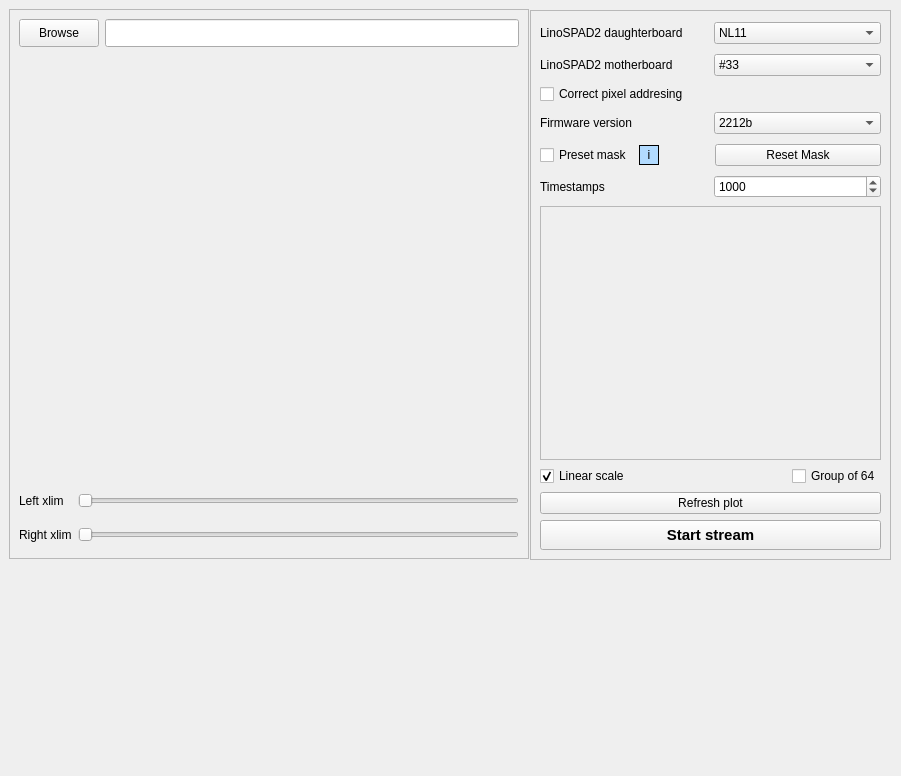
The window that src/LinoSPAD2app/gui/ui/LiveTimestamps_tab_c.ui (rngKomorebi/daplis-rtp) describes before a commit, drawn with Qt 5.
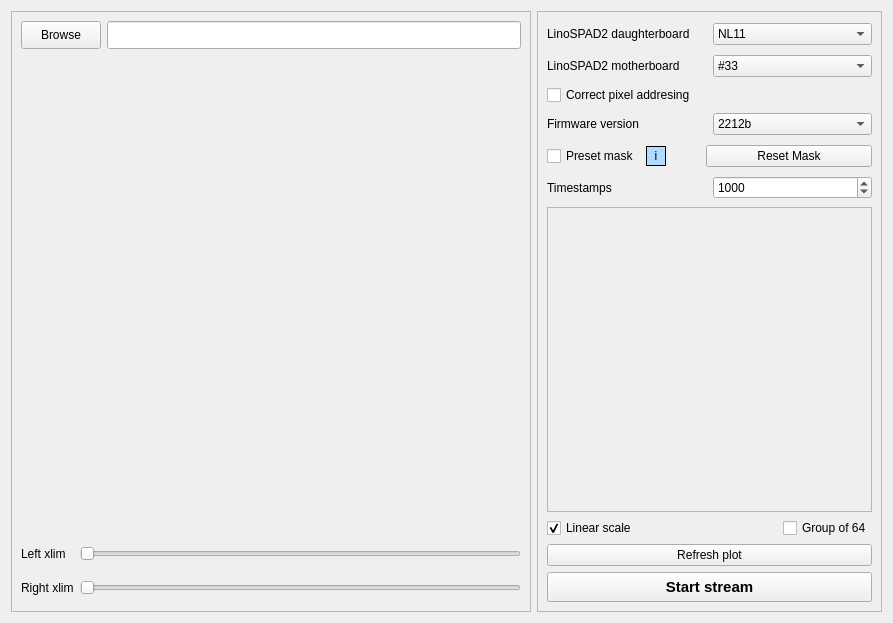
The same window after the commit.

Commit message: Added scaling to the main window and the figure widget with the window size

Diff of the .ui file:
```diff
--- a/src/LinoSPAD2app/gui/ui/LiveTimestamps_tab_c.ui
+++ b/src/LinoSPAD2app/gui/ui/LiveTimestamps_tab_c.ui
@@ -6,158 +6,16 @@
    <rect>
     <x>0</x>
     <y>0</y>
-    <width>901</width>
-    <height>776</height>
+    <width>893</width>
+    <height>623</height>
    </rect>
   </property>
   <property name="windowTitle">
    <string>Form</string>
   </property>
-  <widget class="QFrame" name="frame">
-   <property name="geometry">
-    <rect>
-     <x>9</x>
-     <y>9</y>
-     <width>520</width>
-     <height>550</height>
-    </rect>
-   </property>
-   <property name="sizePolicy">
-    <sizepolicy hsizetype="Expanding" vsizetype="Expanding">
-     <horstretch>0</horstretch>
-     <verstretch>0</verstretch>
-    </sizepolicy>
-   </property>
-   <property name="frameShape">
-    <enum>QFrame::StyledPanel</enum>
-   </property>
-   <property name="frameShadow">
-    <enum>QFrame::Raised</enum>
-   </property>
-   <layout class="QGridLayout" name="gridLayout">
-    <item row="0" column="2">
-     <widget class="QLineEdit" name="lineEdit_browse">
-      <property name="minimumSize">
-       <size>
-        <width>0</width>
-        <height>28</height>
-       </size>
-      </property>
-     </widget>
-    </item>
-    <item row="1" column="0" colspan="3">
-     <widget class="QWidget" name="widget_figure" native="true">
-      <property name="sizePolicy">
-       <sizepolicy hsizetype="Expanding" vsizetype="Expanding">
-        <horstretch>0</horstretch>
-        <verstretch>0</verstretch>
-       </sizepolicy>
-      </property>
-      <property name="minimumSize">
-       <size>
-        <width>500</width>
-        <height>425</height>
-       </size>
-      </property>
-     </widget>
-    </item>
-    <item row="0" column="0" colspan="2">
-     <widget class="QPushButton" name="pushButton_browse">
-      <property name="minimumSize">
-       <size>
-        <width>0</width>
-        <height>28</height>
-       </size>
-      </property>
-      <property name="font">
-       <font>
-        <pointsize>9</pointsize>
-       </font>
-      </property>
-      <property name="text">
-       <string>Browse</string>
-      </property>
-     </widget>
-    </item>
-    <item row="6" column="1" colspan="2">
-     <widget class="QSlider" name="horizontalSlider_rightXLim">
-      <property name="minimumSize">
-       <size>
-        <width>0</width>
-        <height>28</height>
-       </size>
-      </property>
-      <property name="orientation">
-       <enum>Qt::Horizontal</enum>
-      </property>
-     </widget>
-    </item>
-    <item row="4" column="0">
-     <widget class="QLabel" name="label_leftXLim">
-      <property name="minimumSize">
-       <size>
-        <width>0</width>
-        <height>28</height>
-       </size>
-      </property>
-      <property name="text">
-       <string>Left xlim</string>
-      </property>
-     </widget>
-    </item>
-    <item row="4" column="1" colspan="2">
-     <widget class="QSlider" name="horizontalSlider_leftXLim">
-      <property name="minimumSize">
-       <size>
-        <width>0</width>
-        <height>28</height>
-       </size>
-      </property>
-      <property name="orientation">
-       <enum>Qt::Horizontal</enum>
-      </property>
-     </widget>
-    </item>
-    <item row="6" column="0">
-     <widget class="QLabel" name="label_rightXLim">
-      <property name="minimumSize">
-       <size>
-        <width>0</width>
-        <height>28</height>
-       </size>
-      </property>
-      <property name="text">
-       <string>Right xlim</string>
-      </property>
-     </widget>
-    </item>
-    <item row="2" column="1">
-     <spacer name="verticalSpacer">
-      <property name="orientation">
-       <enum>Qt::Vertical</enum>
-      </property>
-      <property name="sizeType">
-       <enum>QSizePolicy::Fixed</enum>
-      </property>
-      <property name="sizeHint" stdset="0">
-       <size>
-        <width>20</width>
-        <height>40</height>
-       </size>
-      </property>
-     </spacer>
-    </item>
-   </layout>
-  </widget>
+  <layout class="QGridLayout" name="gridLayout_2">
+   <item row="0" column="1">
   <widget class="QFrame" name="frame_2">
-   <property name="geometry">
-    <rect>
-     <x>530</x>
-     <y>10</y>
-     <width>361</width>
-     <height>550</height>
-    </rect>
-   </property>
    <property name="sizePolicy">
     <sizepolicy hsizetype="Preferred" vsizetype="Preferred">
      <horstretch>0</horstretch>
@@ -587,8 +445,8 @@
         <rect>
          <x>0</x>
          <y>0</y>
-         <width>335</width>
-         <height>248</height>
+           <width>314</width>
+           <height>267</height>
         </rect>
        </property>
       </widget>
@@ -663,6 +521,138 @@
     </item>
    </layout>
   </widget>
+   </item>
+   <item row="0" column="0">
+    <widget class="QFrame" name="frame">
+     <property name="sizePolicy">
+      <sizepolicy hsizetype="Expanding" vsizetype="Expanding">
+       <horstretch>0</horstretch>
+       <verstretch>0</verstretch>
+      </sizepolicy>
+     </property>
+     <property name="frameShape">
+      <enum>QFrame::StyledPanel</enum>
+     </property>
+     <property name="frameShadow">
+      <enum>QFrame::Raised</enum>
+     </property>
+     <layout class="QGridLayout" name="gridLayout">
+      <item row="0" column="0" colspan="2">
+       <widget class="QPushButton" name="pushButton_browse">
+        <property name="minimumSize">
+         <size>
+          <width>0</width>
+          <height>28</height>
+         </size>
+        </property>
+        <property name="font">
+         <font>
+          <pointsize>9</pointsize>
+         </font>
+        </property>
+        <property name="text">
+         <string>Browse</string>
+        </property>
+       </widget>
+      </item>
+      <item row="8" column="1" colspan="2">
+       <widget class="QSlider" name="horizontalSlider_rightXLim">
+        <property name="minimumSize">
+         <size>
+          <width>0</width>
+          <height>28</height>
+         </size>
+        </property>
+        <property name="orientation">
+         <enum>Qt::Horizontal</enum>
+        </property>
+       </widget>
+      </item>
+      <item row="6" column="0">
+       <widget class="QLabel" name="label_leftXLim">
+        <property name="minimumSize">
+         <size>
+          <width>0</width>
+          <height>28</height>
+         </size>
+        </property>
+        <property name="text">
+         <string>Left xlim</string>
+        </property>
+       </widget>
+      </item>
+      <item row="6" column="1" colspan="2">
+       <widget class="QSlider" name="horizontalSlider_leftXLim">
+        <property name="minimumSize">
+         <size>
+          <width>0</width>
+          <height>28</height>
+         </size>
+        </property>
+        <property name="orientation">
+         <enum>Qt::Horizontal</enum>
+        </property>
+       </widget>
+      </item>
+      <item row="8" column="0">
+       <widget class="QLabel" name="label_rightXLim">
+        <property name="minimumSize">
+         <size>
+          <width>0</width>
+          <height>28</height>
+         </size>
+        </property>
+        <property name="text">
+         <string>Right xlim</string>
+        </property>
+       </widget>
+      </item>
+      <item row="1" column="0" colspan="3">
+       <widget class="QWidget" name="widget_figure" native="true">
+        <property name="sizePolicy">
+         <sizepolicy hsizetype="Preferred" vsizetype="Preferred">
+          <horstretch>0</horstretch>
+          <verstretch>0</verstretch>
+         </sizepolicy>
+        </property>
+        <property name="minimumSize">
+         <size>
+          <width>500</width>
+          <height>425</height>
+         </size>
+        </property>
+       </widget>
+      </item>
+      <item row="0" column="2">
+       <widget class="QLineEdit" name="lineEdit_browse">
+        <property name="minimumSize">
+         <size>
+          <width>0</width>
+          <height>28</height>
+         </size>
+        </property>
+       </widget>
+      </item>
+      <item row="5" column="0" colspan="3">
+       <spacer name="verticalSpacer">
+        <property name="orientation">
+         <enum>Qt::Vertical</enum>
+        </property>
+        <property name="sizeType">
+         <enum>QSizePolicy::Fixed</enum>
+        </property>
+        <property name="sizeHint" stdset="0">
+         <size>
+          <width>20</width>
+          <height>5</height>
+         </size>
+        </property>
+       </spacer>
+      </item>
+     </layout>
+    </widget>
+   </item>
+  </layout>
  </widget>
  <resources/>
  <connections/>
```
Lines whose indentation alone changed are shown as unchanged. The commit also changes 3 other files.
